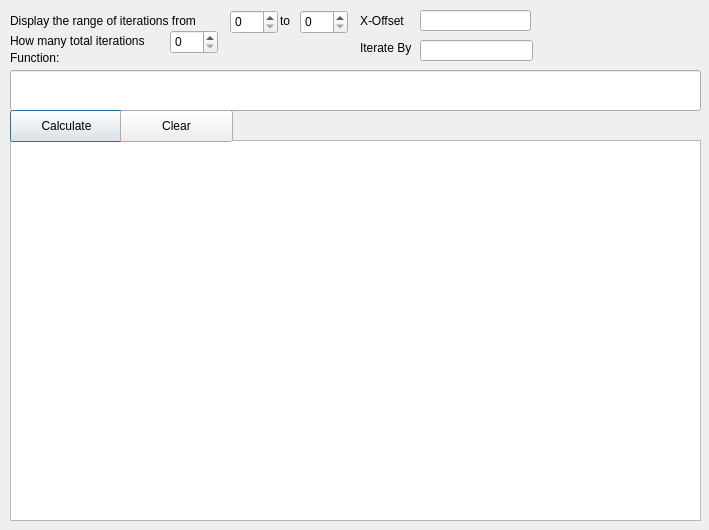
Old version of the form ProjectGUI.ui in the repository CoryKornowicz/MathProject.
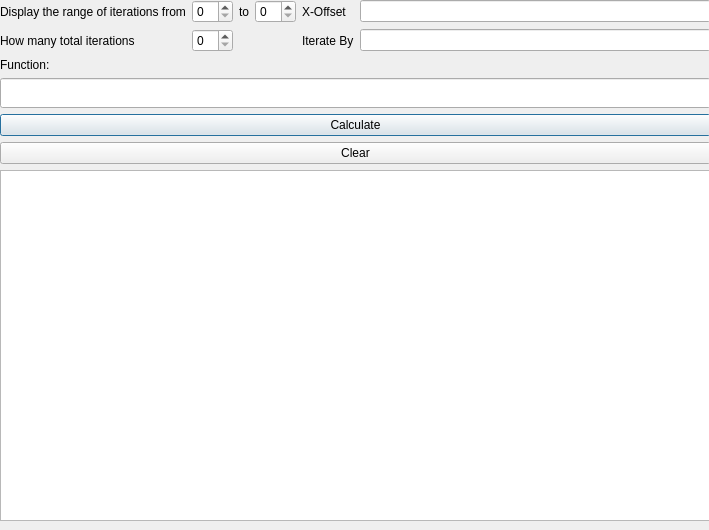
New version of the form.

Commit message: Should be finalized

Patch:
```diff
--- a/ProjectGUI.ui
+++ b/ProjectGUI.ui
@@ -13,179 +13,105 @@
   <property name="windowTitle">
    <string>Dialog</string>
   </property>
-  <widget class="QLineEdit" name="lineEdit">
+  <widget class="QWidget" name="verticalLayoutWidget">
    <property name="geometry">
     <rect>
-     <x>10</x>
-     <y>70</y>
-     <width>691</width>
-     <height>41</height>
+     <x>0</x>
+     <y>0</y>
+     <width>711</width>
+     <height>521</height>
     </rect>
    </property>
-  </widget>
-  <widget class="QTextEdit" name="textEdit">
-   <property name="geometry">
-    <rect>
-     <x>10</x>
-     <y>140</y>
-     <width>691</width>
-     <height>381</height>
-    </rect>
-   </property>
-  </widget>
-  <widget class="QPushButton" name="calculateButton">
-   <property name="geometry">
-    <rect>
-     <x>10</x>
-     <y>110</y>
-     <width>113</width>
-     <height>32</height>
-    </rect>
-   </property>
-   <property name="text">
-    <string>Calculate</string>
-   </property>
-  </widget>
-  <widget class="QPushButton" name="pushButton">
-   <property name="geometry">
-    <rect>
-     <x>120</x>
-     <y>110</y>
-     <width>113</width>
-     <height>32</height>
-    </rect>
-   </property>
-   <property name="text">
-    <string>Clear</string>
-   </property>
-  </widget>
-  <widget class="QSpinBox" name="spinBox_2">
-   <property name="geometry">
-    <rect>
-     <x>230</x>
-     <y>10</y>
-     <width>48</width>
-     <height>24</height>
-    </rect>
-   </property>
-  </widget>
-  <widget class="QSpinBox" name="spinBox">
-   <property name="geometry">
-    <rect>
-     <x>300</x>
-     <y>10</y>
-     <width>48</width>
-     <height>24</height>
-    </rect>
-   </property>
-  </widget>
-  <widget class="QLabel" name="label">
-   <property name="geometry">
-    <rect>
-     <x>10</x>
-     <y>10</y>
-     <width>221</width>
-     <height>21</height>
-    </rect>
-   </property>
-   <property name="text">
-    <string>Display the range of iterations from</string>
-   </property>
-  </widget>
-  <widget class="QLabel" name="label_2">
-   <property name="geometry">
-    <rect>
-     <x>280</x>
-     <y>10</y>
-     <width>60</width>
-     <height>21</height>
-    </rect>
-   </property>
-   <property name="text">
-    <string>to</string>
-   </property>
-  </widget>
-  <widget class="QLabel" name="label_3">
-   <property name="geometry">
-    <rect>
-     <x>10</x>
-     <y>30</y>
-     <width>161</width>
-     <height>21</height>
-    </rect>
-   </property>
-   <property name="text">
-    <string>How many total iterations</string>
-   </property>
-  </widget>
-  <widget class="QSpinBox" name="spinBox_3">
-   <property name="geometry">
-    <rect>
-     <x>170</x>
-     <y>30</y>
-     <width>48</width>
-     <height>24</height>
-    </rect>
-   </property>
-  </widget>
-  <widget class="QLabel" name="label_4">
-   <property name="geometry">
-    <rect>
-     <x>10</x>
-     <y>50</y>
-     <width>60</width>
-     <height>16</height>
-    </rect>
-   </property>
-   <property name="text">
-    <string>Function:</string>
-   </property>
-  </widget>
-  <widget class="QLineEdit" name="lineEdit_2">
-   <property name="geometry">
-    <rect>
-     <x>420</x>
-     <y>10</y>
-     <width>111</width>
-     <height>21</height>
-    </rect>
-   </property>
-  </widget>
-  <widget class="QLabel" name="label_5">
-   <property name="geometry">
-    <rect>
-     <x>360</x>
-     <y>10</y>
-     <width>60</width>
-     <height>21</height>
-    </rect>
-   </property>
-   <property name="text">
-    <string>X-Offset</string>
-   </property>
-  </widget>
-  <widget class="QLabel" name="label_6">
-   <property name="geometry">
-    <rect>
-     <x>360</x>
-     <y>40</y>
-     <width>60</width>
-     <height>16</height>
-    </rect>
-   </property>
-   <property name="text">
-    <string>Iterate By</string>
-   </property>
-  </widget>
-  <widget class="QLineEdit" name="lineEdit_3">
-   <property name="geometry">
-    <rect>
-     <x>420</x>
-     <y>40</y>
-     <width>113</width>
-     <height>21</height>
-    </rect>
-   </property>
+   <layout class="QVBoxLayout" name="verticalLayout_2">
+    <item>
+     <layout class="QGridLayout" name="gridLayout">
+      <item row="1" column="1">
+       <widget class="QSpinBox" name="spinBox_3"/>
+      </item>
+      <item row="0" column="4">
+       <widget class="QLabel" name="label_5">
+        <property name="text">
+         <string>X-Offset</string>
+        </property>
+       </widget>
+      </item>
+      <item row="0" column="1">
+       <widget class="QSpinBox" name="spinBox_2"/>
+      </item>
+      <item row="0" column="2">
+       <widget class="QLabel" name="label_2">
+        <property name="text">
+         <string>to</string>
+        </property>
+       </widget>
+      </item>
+      <item row="1" column="0">
+       <widget class="QLabel" name="label_3">
+        <property name="text">
+         <string>How many total iterations</string>
+        </property>
+       </widget>
+      </item>
+      <item row="0" column="0">
+       <widget class="QLabel" name="label">
+        <property name="text">
+         <string>Display the range of iterations from</string>
+        </property>
+       </widget>
+      </item>
+      <item row="0" column="3">
+       <widget class="QSpinBox" name="spinBox"/>
+      </item>
+      <item row="0" column="5">
+       <widget class="QLineEdit" name="lineEdit_2"/>
+      </item>
+      <item row="1" column="4">
+       <widget class="QLabel" name="label_6">
+        <property name="text">
+         <string>Iterate By</string>
+        </property>
+       </widget>
+      </item>
+      <item row="1" column="5">
+       <widget class="QLineEdit" name="lineEdit_3"/>
+      </item>
+     </layout>
+    </item>
+    <item>
+     <widget class="QLabel" name="label_4">
+      <property name="text">
+       <string>Function:</string>
+      </property>
+     </widget>
+    </item>
+    <item>
+     <widget class="QLineEdit" name="lineEdit">
+      <property name="minimumSize">
+       <size>
+        <width>0</width>
+        <height>30</height>
+       </size>
+      </property>
+     </widget>
+    </item>
+    <item>
+     <widget class="QPushButton" name="calculateButton">
+      <property name="text">
+       <string>Calculate</string>
+      </property>
+     </widget>
+    </item>
+    <item>
+     <widget class="QPushButton" name="pushButton">
+      <property name="text">
+       <string>Clear</string>
+      </property>
+     </widget>
+    </item>
+    <item>
+     <widget class="QTextEdit" name="textEdit"/>
+    </item>
+   </layout>
   </widget>
  </widget>
  <resources/>
```
The commit also changes 2 other files.
